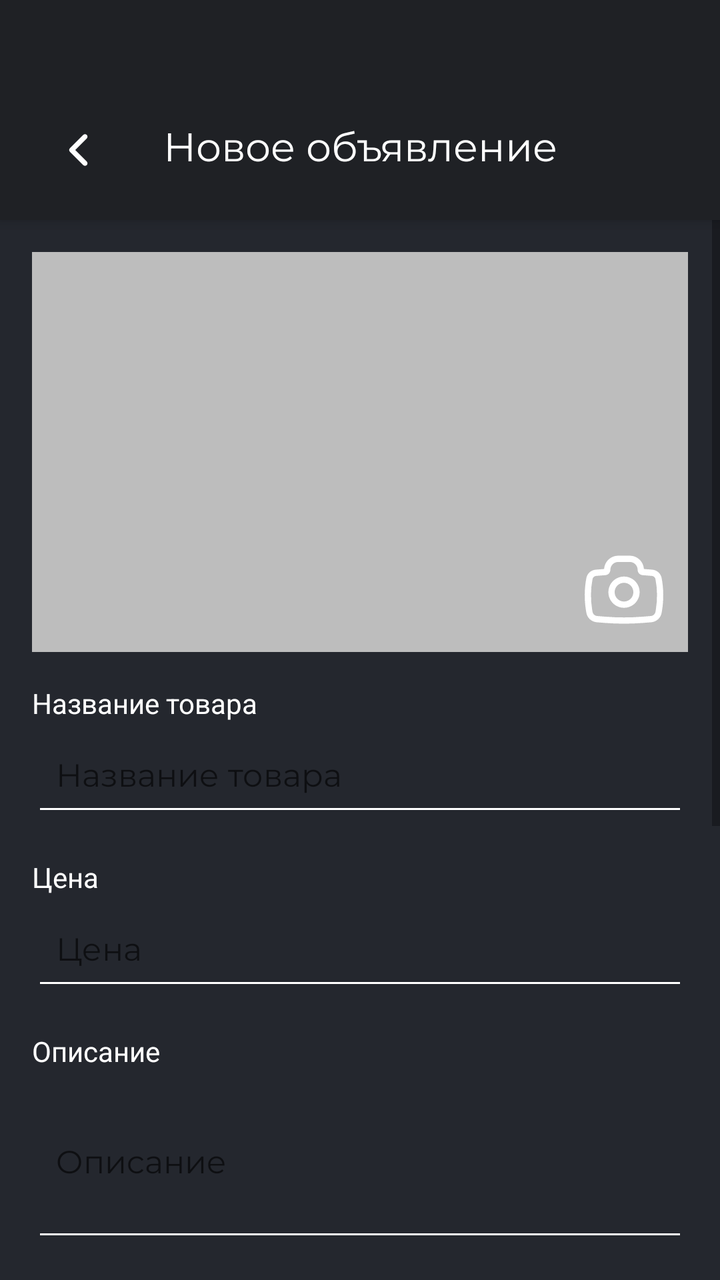
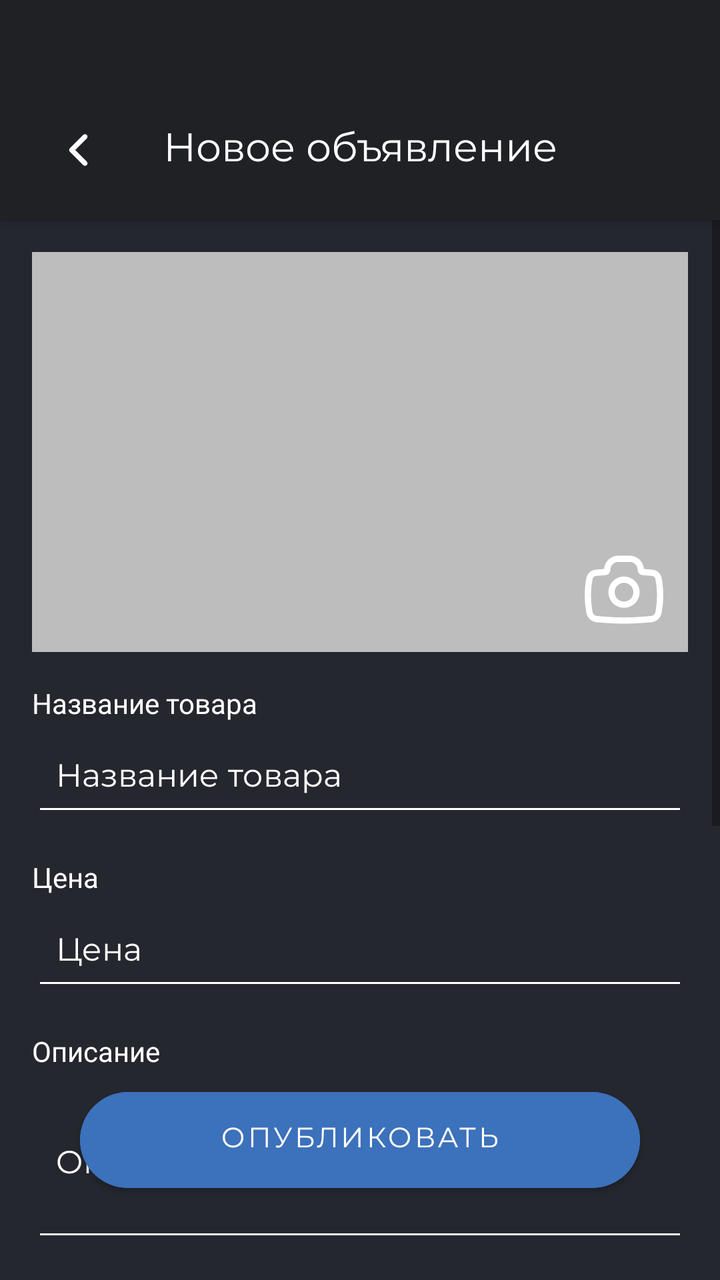

Before-and-after screenshots of an Android layout around one commit, followed by the original layout XML and the change that was made.
<!-- AndroidManifest.xml: application theme Theme.FEFUMARKET -->
<!-- res/layout/activity_add_post.xml -->
<?xml version="1.0" encoding="utf-8"?>
<androidx.coordinatorlayout.widget.CoordinatorLayout
    xmlns:android="http://schemas.android.com/apk/res/android"
    xmlns:app="http://schemas.android.com/apk/res-auto"
    android:layout_width="match_parent"
    android:layout_height="match_parent"
    android:background="@color/bg">

    
    <LinearLayout
        android:id="@+id/topBar"
        android:layout_width="match_parent"
        android:layout_height="110dp"
        android:orientation="horizontal"
        android:paddingTop="40dp"
        android:paddingHorizontal="16dp"
        android:gravity="center_vertical"
        android:background="@color/bottom_bar_bg"
        android:elevation="4dp"
        android:layout_gravity="top">

        <ImageButton
            android:id="@+id/btnBack"
            android:layout_width="48dp"
            android:layout_height="48dp"
            android:background="?attr/selectableItemBackgroundBorderless"
            android:src="@drawable/ic_arrow_back"
            android:contentDescription="@string/back"
            android:scaleType="centerInside"
            app:tint="@color/white" />

        <TextView
            android:layout_width="0dp"
            android:layout_height="wrap_content"
            android:layout_weight="1"
            android:text="@string/new_post_title"
            android:textColor="@color/white"
            android:textSize="20sp"
            android:gravity="center"
            android:fontFamily="@font/montserrat_regular"/>

        <View
            android:layout_width="48dp"
            android:layout_height="48dp" />
    </LinearLayout>

    
    <ScrollView
        android:id="@+id/scrollView"
        android:layout_width="match_parent"
        android:layout_height="match_parent"
        android:layout_marginTop="110dp"
        android:clipToPadding="false"
        android:paddingBottom="90dp">

        <LinearLayout
            android:layout_width="match_parent"
            android:layout_height="wrap_content"
            android:orientation="vertical"
            android:padding="16dp">

            
            <FrameLayout
                android:layout_width="match_parent"
                android:layout_height="200dp"
                android:layout_marginBottom="16dp">

                <androidx.viewpager2.widget.ViewPager2
                    android:id="@+id/photoPager"
                    android:layout_width="match_parent"
                    android:layout_height="match_parent"
                    android:background="@color/light_gray"/>

                <ImageButton
                    android:id="@+id/btnAddPhoto"
                    android:layout_width="48dp"
                    android:layout_height="48dp"
                    android:layout_gravity="end|bottom"
                    android:layout_margin="8dp"
                    android:background="?attr/selectableItemBackgroundBorderless"
                    android:src="@drawable/ic_camera"
                    android:contentDescription="@string/add_photo"
                    app:tint="@color/white"/>
            </FrameLayout>

            
            <TextView
                android:layout_width="match_parent"
                android:layout_height="wrap_content"
                android:text="@string/label_title"
                android:textColor="@color/white"
                android:textSize="14sp"
                android:layout_marginBottom="4dp"/>

            <EditText
                android:id="@+id/etTitle"
                android:layout_width="match_parent"
                android:layout_height="wrap_content"
                android:hint="@string/title_hint"
                android:inputType="text"
                android:autofillHints="name"
                android:padding="12dp"
                android:textColor="@color/white"
                android:textSize="16sp"
                android:backgroundTint="@color/white"
                android:layout_marginBottom="16dp"
                android:fontFamily="@font/montserrat_regular"/>

            
            <TextView
                android:layout_width="match_parent"
                android:layout_height="wrap_content"
                android:text="@string/price_label"
                android:textColor="@color/white"
                android:textSize="14sp"
                android:layout_marginBottom="4dp"/>

            <EditText
                android:id="@+id/etPrice"
                android:layout_width="match_parent"
                android:layout_height="wrap_content"
                android:hint="@string/price_hint"
                android:inputType="number"
                android:autofillHints="postalCode"
                android:padding="12dp"
                android:textColor="@color/white"
                android:textSize="16sp"
                android:backgroundTint="@color/white"
                android:layout_marginBottom="16dp"
                android:fontFamily="@font/montserrat_regular"/>

            
            <TextView
                android:layout_width="match_parent"
                android:layout_height="wrap_content"
                android:text="@string/label_description"
                android:textColor="@color/white"
                android:textSize="14sp"
                android:layout_marginBottom="4dp"/>

            <EditText
                android:id="@+id/etDescription"
                android:layout_width="match_parent"
                android:layout_height="wrap_content"
                android:hint="@string/description_hint"
                android:inputType="textMultiLine"
                android:autofillHints="none"
                android:minLines="3"
                android:padding="12dp"
                android:textColor="@color/white"
                android:textSize="16sp"
                android:backgroundTint="@color/white"
                android:layout_marginBottom="16dp"
                android:fontFamily="@font/montserrat_regular"/>

            
            <TextView
                android:layout_width="match_parent"
                android:layout_height="wrap_content"
                android:text="@string/dorm_label"
                android:textColor="@color/white"
                android:textSize="14sp"
                android:layout_marginBottom="4dp"
                android:fontFamily="@font/montserrat_regular"/>

            <Spinner
                android:id="@+id/spinnerDorm"
                android:layout_width="match_parent"
                android:layout_height="wrap_content"
                android:backgroundTint="@color/white"
                android:popupBackground="@color/white"
                android:layout_marginBottom="25dp"/>

            
            <TextView
                android:layout_width="match_parent"
                android:layout_height="wrap_content"
                android:text="@string/category_label"
                android:textColor="@color/white"
                android:textSize="14sp"
                android:layout_marginBottom="4dp"
                android:fontFamily="@font/montserrat_regular"/>

            <Spinner
                android:id="@+id/spinnerCategory"
                android:layout_width="match_parent"
                android:layout_height="wrap_content"
                android:backgroundTint="@color/white"
                android:popupBackground="@color/white"
                android:layout_marginBottom="25dp"/>

            
            <TextView
                android:layout_width="match_parent"
                android:layout_height="wrap_content"
                android:text="@string/condition_label"
                android:textColor="@color/white"
                android:textSize="14sp"
                android:layout_marginBottom="4dp"
                android:fontFamily="@font/montserrat_regular"/>

            <Spinner
                android:id="@+id/spinnerCondition"
                android:layout_width="match_parent"
                android:layout_height="wrap_content"
                android:backgroundTint="@color/white"
                android:popupBackground="@color/white"
                android:layout_marginBottom="25dp"/>
        </LinearLayout>
    </ScrollView>
</androidx.coordinatorlayout.widget.CoordinatorLayout>
<!-- resources referenced by this layout -->
<resources>
  <color name="bg">#24272E</color>
  <color name="bottom_bar_bg">#1F2125</color>
  <color name="light_gray">#BDBDBD</color>
  <color name="white">#FFFFFF</color>
  <!-- drawable ic_arrow_back (drawable) -->
  <vector xmlns:android="http://schemas.android.com/apk/res/android" android:height="40dp" android:viewportHeight="24" android:viewportWidth="24" android:width="40dp">
        
      <path android:fillColor="#000000" android:fillType="evenOdd" android:pathData="M14.03,7.47C14.323,7.763 14.323,8.237 14.03,8.53L10.561,12L14.03,15.47C14.323,15.763 14.323,16.237 14.03,16.53C13.737,16.823 13.263,16.823 12.97,16.53L8.97,12.53C8.677,12.237 8.677,11.763 8.97,11.47L12.97,7.47C13.263,7.177 13.737,7.177 14.03,7.47Z"/>
      
  </vector>
  <!-- drawable ic_camera (drawable) -->
  <vector xmlns:android="http://schemas.android.com/apk/res/android" android:height="50dp" android:viewportHeight="24" android:viewportWidth="24" android:width="50dp">
        
      <path android:fillColor="#000000" android:fillType="evenOdd" android:pathData="M8.25,13C8.25,10.929 9.929,9.25 12,9.25C14.071,9.25 15.75,10.929 15.75,13C15.75,15.071 14.071,16.75 12,16.75C9.929,16.75 8.25,15.071 8.25,13ZM12,10.75C10.757,10.75 9.75,11.757 9.75,13C9.75,14.243 10.757,15.25 12,15.25C13.243,15.25 14.25,14.243 14.25,13C14.25,11.757 13.243,10.75 12,10.75Z"/>
        
      <path android:fillColor="#000000" android:fillType="evenOdd" android:pathData="M10.616,5.75C9.571,5.75 8.724,6.597 8.724,7.642C8.724,8.308 8.212,8.863 7.549,8.917L5.319,9.098C4.881,9.133 4.521,9.457 4.44,9.889C3.991,12.259 3.957,14.689 4.341,17.07L4.438,17.674C4.53,18.245 4.999,18.679 5.575,18.726L7.518,18.883C10.501,19.126 13.499,19.126 16.482,18.883L18.424,18.726C19.001,18.679 19.47,18.245 19.562,17.674L19.659,17.07C20.043,14.689 20.009,12.259 19.56,9.889C19.479,9.457 19.119,9.133 18.681,9.098L16.451,8.917C15.788,8.863 15.276,8.308 15.276,7.642C15.276,6.597 14.429,5.75 13.384,5.75H10.616ZM7.23,7.438C7.336,5.659 8.811,4.25 10.616,4.25H13.384C15.189,4.25 16.664,5.659 16.77,7.438L18.802,7.603C19.913,7.693 20.827,8.514 21.034,9.61C21.515,12.15 21.551,14.755 21.14,17.308L21.043,17.913C20.841,19.165 19.81,20.118 18.546,20.221L16.604,20.379C13.54,20.627 10.46,20.627 7.396,20.379L5.454,20.221C4.19,20.118 3.159,19.165 2.957,17.913L2.86,17.308C2.449,14.755 2.485,12.15 2.966,9.61C3.173,8.514 4.087,7.693 5.198,7.603L7.23,7.438Z"/>
      
  </vector>
  <string name="add_photo">Добавить фото</string>
  <string name="back">Назад</string>
  <string name="category_label">Категория</string>
  <string name="condition_label">Состояние</string>
  <string name="description_hint">Описание</string>
  <string name="dorm_label">Корпус общежития</string>
  <string name="label_description">Описание</string>
  <string name="label_title">Название товара</string>
  <string name="new_post_title">Новое объявление</string>
  <string name="price_hint">Цена</string>
  <string name="price_label">Цена</string>
  <string name="title_hint">Название товара</string>
  <style name="Theme.FEFUMARKET" parent="Theme.MaterialComponents.DayNight.NoActionBar">
          <item name="colorPrimary">@color/bg</item>
          <item name="colorPrimaryVariant">@color/bg</item>
          <item name="colorOnPrimary">@android:color/white</item>
          <item name="colorSecondary">@color/teal_200</item>
          <item name="colorSecondaryVariant">@color/teal_700</item>
          <item name="colorOnSecondary">@android:color/black</item>
          <item name="android:statusBarColor">@android:color/transparent</item>
      </style>
  <color name="teal_200">#03DAC5</color>
  <color name="teal_700">#018786</color>
</resources>

<!-- the commit's change to res/layout/activity_add_post.xml (unified diff, before → after) -->
@@ -97,6 +97,7 @@
                 android:layout_width="match_parent"
                 android:layout_height="wrap_content"
                 android:hint="@string/title_hint"
+                android:textColorHint="@color/white"
                 android:inputType="text"
                 android:autofillHints="name"
                 android:padding="12dp"
@@ -120,6 +121,7 @@
                 android:layout_width="match_parent"
                 android:layout_height="wrap_content"
                 android:hint="@string/price_hint"
+                android:textColorHint="@color/white"
                 android:inputType="number"
                 android:autofillHints="postalCode"
                 android:padding="12dp"
@@ -148,6 +150,7 @@
                 android:minLines="3"
                 android:padding="12dp"
                 android:textColor="@color/white"
+                android:textColorHint="@color/white"
                 android:textSize="16sp"
                 android:backgroundTint="@color/white"
                 android:layout_marginBottom="16dp"
@@ -208,4 +211,17 @@
                 android:layout_marginBottom="25dp"/>
         </LinearLayout>
     </ScrollView>
+
+    
+    <com.google.android.material.button.MaterialButton
+        android:id="@+id/btnSave"
+        android:layout_width="match_parent"
+        android:layout_height="60dp"
+        android:layout_gravity="bottom"
+        android:layout_margin="40dp"
+        android:text="Опубликовать"
+        android:textColor="@color/text_white"
+        android:backgroundTint="@color/button_blue"
+        app:cornerRadius="28dp"
+        android:fontFamily="@font/montserrat_regular"/>/>
 </androidx.coordinatorlayout.widget.CoordinatorLayout>
<!-- resource entries referenced after the edit -->
@@ -2,7 +2,9 @@
 <resources>
   <color name="bg">#24272E</color>
   <color name="bottom_bar_bg">#1F2125</color>
+  <color name="button_blue">#3C71BB</color>
   <color name="light_gray">#BDBDBD</color>
+  <color name="text_white">#FFFFFF</color>
   <color name="white">#FFFFFF</color>
   <!-- drawable ic_arrow_back (drawable) -->
   <vector xmlns:android="http://schemas.android.com/apk/res/android" android:height="40dp" android:viewportHeight="24" android:viewportWidth="24" android:width="40dp">
